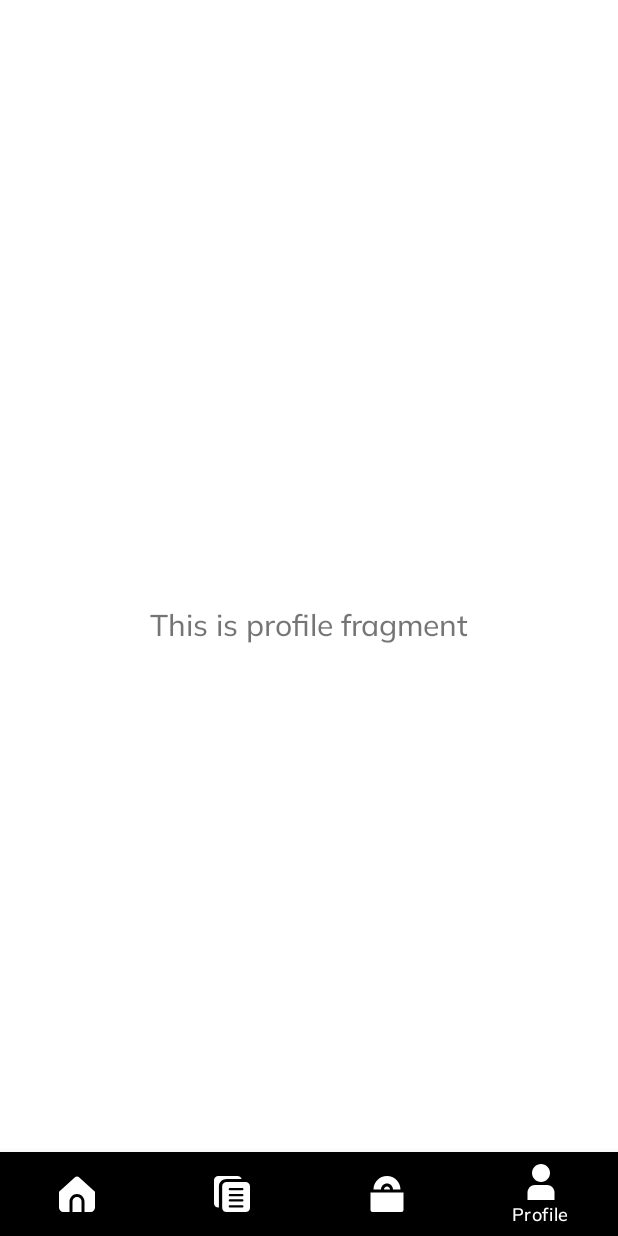
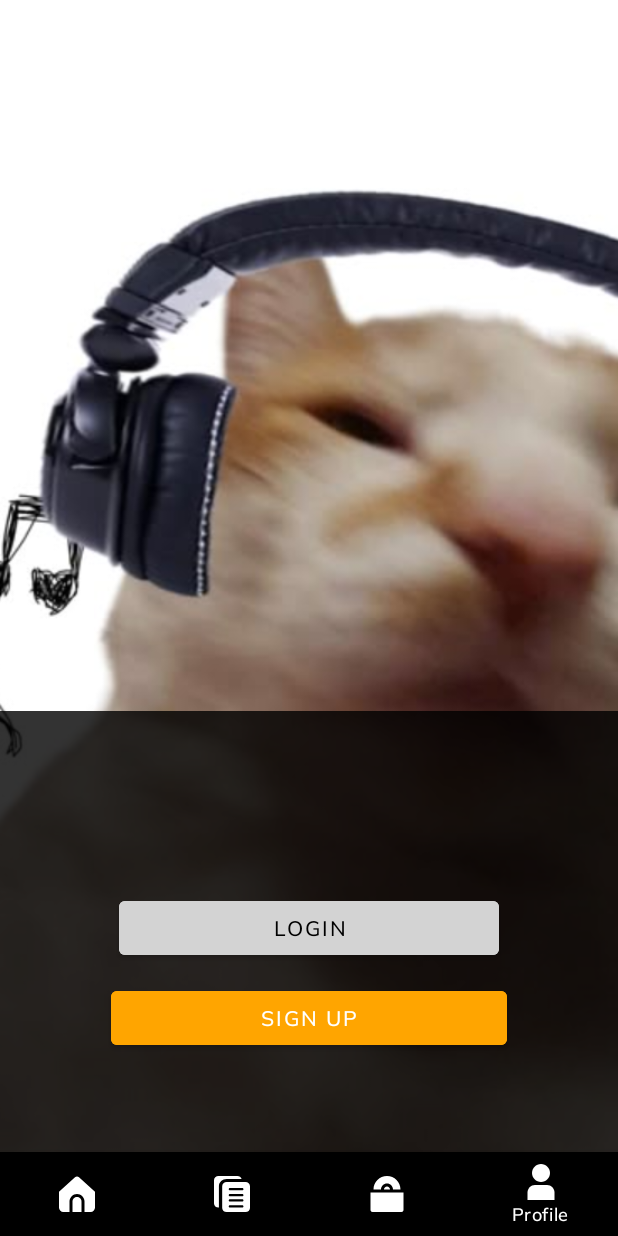
Before and after one commit to tran-hoang-nhan/Blog-Music-App, an Android app: the ProfileFragment screen opened through its navigation route, on a phone screen of 412 x 824 dp. Run offline under Robolectric (Android 15) with nearby library versions, the phone set to English and light mode, and no system bars; our stand-ins replace navigation-ui; pictures from the network do not load.

Commit message:
login register

```diff
--- a/app/build.gradle.kts
+++ b/app/build.gradle.kts
@@ -55,6 +55,7 @@ dependencies {
     implementation (libs.media3.exoplayer)
     implementation (libs.core)
     implementation(libs.volley)
+    implementation(libs.legacy.support.v4)
     annotationProcessor (libs.compiler)
     testImplementation(libs.junit)
     androidTestImplementation(libs.ext.junit)
--- a/app/src/main/java/com/example/blogmusic/api/ApiService.java
+++ b/app/src/main/java/com/example/blogmusic/api/ApiService.java
@@ -6,14 +6,19 @@ import com.example.blogmusic.ui.components.PostResponse;
 import com.example.blogmusic.ui.components.ReviewAlbum;
 import com.example.blogmusic.ui.components.ReviewAlbumDetail;
 import com.example.blogmusic.ui.components.SearchResponse;
+import com.example.blogmusic.ui.model.AuthResponse.LoginResponse;
+import com.example.blogmusic.ui.model.AuthResponse.RegisterResponse;
 
 import java.util.List;
 
 import retrofit2.Call;
+import retrofit2.http.Field;
 import retrofit2.http.GET;
 import retrofit2.http.POST;
 import retrofit2.http.Query;
 import retrofit2.http.Body;
+import retrofit2.http.FormUrlEncoded;
+
 
 public interface ApiService {
   // Gọi API CHO POST
@@ -42,4 +47,12 @@ public interface ApiService {
     Call<Void> increaseViews(@Query("type") String type, @Query("id") int id);
     @GET("search.php")
     Call<SearchResponse> search(@Query("keyword") String keyword);
+    @FormUrlEncoded
+    @POST("login.php")
+    Call<LoginResponse> login(@Field("email") String email, @Field("password") String password);
+
+    @FormUrlEncoded
+    @POST("register.php")
+    Call<RegisterResponse> register(@Field("name") String name, @Field("email") String email, @Field("password") String password);
+
 }
--- a/app/src/main/java/com/example/blogmusic/ui/profile/ProfileFragment.java
+++ b/app/src/main/java/com/example/blogmusic/ui/profile/ProfileFragment.java
@@ -1,36 +1,92 @@
 package com.example.blogmusic.ui.profile;
 
+import android.content.Context;
+import android.content.SharedPreferences;
 import android.os.Bundle;
 import android.view.LayoutInflater;
 import android.view.View;
 import android.view.ViewGroup;
+import android.widget.Button;
+import android.widget.ImageView;
 import android.widget.TextView;
+import android.widget.Toast;
 
 import androidx.annotation.NonNull;
+import androidx.annotation.Nullable;
 import androidx.fragment.app.Fragment;
-import androidx.lifecycle.ViewModelProvider;
+import androidx.navigation.NavController;
+import androidx.navigation.Navigation;
 
-import com.example.blogmusic.databinding.FragmentProfileBinding;
+import com.example.blogmusic.R;
 
 public class ProfileFragment extends Fragment {
-    private FragmentProfileBinding binding;
 
-    public View onCreateView(@NonNull LayoutInflater inflater,
-                             ViewGroup container, Bundle savedInstanceState) {
-        ProfileViewModel newsViewModel =
-                new ViewModelProvider(this).get(ProfileViewModel.class);
+    private Button btnLogin, btnSignup, btnLogout, btnEdit;
+    private TextView tvName, tvEmail;
+    private ImageView avatar;
 
-        binding = FragmentProfileBinding.inflate(inflater, container, false);
-        View root = binding.getRoot();
+    @Nullable
+    @Override
+    public View onCreateView(@NonNull LayoutInflater inflater, @Nullable ViewGroup container,
+                             @Nullable Bundle savedInstanceState) {
+        View view = inflater.inflate(R.layout.fragment_profile, container, false);
 
-        final TextView textView = binding.textProfile;
-        newsViewModel.getText().observe(getViewLifecycleOwner(), textView::setText);
-        return root;
-    }
+        SharedPreferences prefs = requireContext().getSharedPreferences("auth", Context.MODE_PRIVATE);
+        boolean isLoggedIn = prefs.getBoolean("isLoggedIn", false);
 
-    @Override
-    public void onDestroyView() {
-        super.onDestroyView();
-        binding = null;
+        // Ánh xạ View
+        btnLogin   = view.findViewById(R.id.btn_login);
+        btnSignup  = view.findViewById(R.id.btn_sign_up);
+        btnLogout  = view.findViewById(R.id.btn_logout);
+        btnEdit    = view.findViewById(R.id.btn_edit_profile);
+        tvName     = view.findViewById(R.id.tv_user_name);
+        tvEmail    = view.findViewById(R.id.tv_user_email);
+        avatar     = view.findViewById(R.id.profile_avatar);
+
+        NavController nav = Navigation.findNavController(requireActivity(), R.id.nav_host_fragment_activity_main);
+
+        if (isLoggedIn) {
+            // Hiện thông tin người dùng
+            String name  = prefs.getString("userName", "User");
+            String email = prefs.getString("userEmail", "");
+
+            tvName.setText(name);
+            tvEmail.setText(email);
+
+            btnLogin.setVisibility(View.GONE);
+            btnSignup.setVisibility(View.GONE);
+
+            avatar.setVisibility(View.VISIBLE);
+            tvName.setVisibility(View.VISIBLE);
+            tvEmail.setVisibility(View.VISIBLE);
+            btnLogout.setVisibility(View.VISIBLE);
+            btnEdit.setVisibility(View.VISIBLE);
+
+            btnLogout.setOnClickListener(v -> {
+                prefs.edit().clear().apply();
+                Toast.makeText(getContext(), "Đăng xuất thành công!", Toast.LENGTH_SHORT).show();
+                nav.navigate(R.id.action_profile_self); // refresh lại fragment
+            });
+
+            btnEdit.setOnClickListener(v -> {
+                Toast.makeText(getContext(), "Tính năng cập nhật hồ sơ đang được phát triển...", Toast.LENGTH_SHORT).show();
+            });
+
+        } else {
+            // Chưa đăng nhập
+            avatar.setVisibility(View.GONE);
+            tvName.setVisibility(View.GONE);
+            tvEmail.setVisibility(View.GONE);
+            btnLogout.setVisibility(View.GONE);
+            btnEdit.setVisibility(View.GONE);
+
+            btnLogin.setVisibility(View.VISIBLE);
+            btnSignup.setVisibility(View.VISIBLE);
+
+            btnLogin.setOnClickListener(v -> nav.navigate(R.id.action_profile_to_login));
+            btnSignup.setOnClickListener(v -> nav.navigate(R.id.action_profile_to_register));
+        }
+
+        return view;
     }
 }
--- a/app/src/main/res/layout/activity_main.xml
+++ b/app/src/main/res/layout/activity_main.xml
@@ -53,5 +53,6 @@
             android:background="@android:color/transparent"
             app:searchIcon="@drawable/ic_search"
             app:closeIcon="@drawable/ic_close" />
+
     </LinearLayout>
 </androidx.constraintlayout.widget.ConstraintLayout>
--- a/app/src/main/res/layout/fragment_profile.xml
+++ b/app/src/main/res/layout/fragment_profile.xml
@@ -1,23 +1,108 @@
 <?xml version="1.0" encoding="utf-8"?>
-<androidx.constraintlayout.widget.ConstraintLayout
-    xmlns:android="http://schemas.android.com/apk/res/android"
-    xmlns:app="http://schemas.android.com/apk/res-auto"
+<RelativeLayout xmlns:android="http://schemas.android.com/apk/res/android"
     xmlns:tools="http://schemas.android.com/tools"
+    android:id="@+id/root_layout"
     android:layout_width="match_parent"
     android:layout_height="match_parent"
-    tools:context=".ui.news.NewsFragment">
+    tools:context=".MainActivity">
 
-    <TextView
-        android:id="@+id/text_Profile"
+    <!-- Ảnh nền -->
+    <ImageView
+        android:id="@+id/background_image"
         android:layout_width="match_parent"
-        android:layout_height="wrap_content"
-        android:layout_marginStart="8dp"
-        android:layout_marginTop="8dp"
-        android:layout_marginEnd="8dp"
-        android:textAlignment="center"
-        android:textSize="20sp"
-        app:layout_constraintBottom_toBottomOf="parent"
-        app:layout_constraintEnd_toEndOf="parent"
-        app:layout_constraintStart_toStartOf="parent"
-        app:layout_constraintTop_toTopOf="parent" />
-</androidx.constraintlayout.widget.ConstraintLayout>
+        android:layout_height="match_parent"
+        android:scaleType="centerCrop"
+        android:src="@drawable/ic_background_profile"
+        android:adjustViewBounds="true" />
+
+    <!-- Container phần thông tin profile -->
+    <LinearLayout
+        android:id="@+id/profile_container"
+        android:layout_width="match_parent"
+        android:layout_height="match_parent"
+        android:orientation="vertical"
+        android:padding="24dp"
+        android:gravity="center"
+        android:visibility="gone">
+
+        <!-- Avatar -->
+        <ImageView
+            android:id="@+id/profile_avatar"
+            android:layout_width="120dp"
+            android:layout_height="120dp"
+            android:src="@drawable/ic_background_profile"
+            android:scaleType="centerCrop"
+            android:layout_marginBottom="16dp"
+            android:background="@drawable/ic_profile_white" />
+
+        <!-- Tên người dùng -->
+        <TextView
+            android:id="@+id/tv_user_name"
+            android:layout_width="wrap_content"
+            android:layout_height="wrap_content"
+            android:text="Tên người dùng"
+            android:textColor="#FFFFFF"
+            android:textSize="22sp"
+            android:textStyle="bold"
+            android:layout_marginBottom="4dp" />
+
+        <!-- Email -->
+        <TextView
+            android:id="@+id/tv_user_email"
+            android:layout_width="wrap_content"
+            android:layout_height="wrap_content"
+            android:text="email@example.com"
+            android:textColor="#CCCCCC"
+            android:textSize="16sp"
+            android:layout_marginBottom="20dp" />
+
+        <!-- Nút Edit Profile -->
+        <Button
+            android:id="@+id/btn_edit_profile"
+            android:layout_width="wrap_content"
+            android:layout_height="wrap_content"
+            android:text="Edit Profile"
+            android:backgroundTint="#FFA726"
+            android:textColor="#FFFFFF"
+            android:layout_marginBottom="12dp" />
+
+        <!-- Nút Log Out -->
+        <Button
+            android:id="@+id/btn_logout"
+            android:layout_width="wrap_content"
+            android:layout_height="wrap_content"
+            android:text="Log Out"
+            android:backgroundTint="#5D4037"
+            android:textColor="#FFFFFF" />
+    </LinearLayout>
+
+    <!-- Container phần chưa đăng nhập -->
+    <LinearLayout
+        android:id="@+id/bottom_container"
+        android:layout_width="match_parent"
+        android:layout_height="350dp"
+        android:layout_alignParentBottom="true"
+        android:background="#CC000000"
+        android:orientation="vertical"
+        android:padding="24dp"
+        android:gravity="center">
+
+        <Button
+            android:id="@+id/btn_login"
+            android:layout_width="253dp"
+            android:layout_height="wrap_content"
+            android:layout_marginBottom="12dp"
+            android:backgroundTint="#D3D3D3"
+            android:text="Login"
+            android:textColor="#000000" />
+
+        <Button
+            android:id="@+id/btn_sign_up"
+            android:layout_width="264dp"
+            android:layout_height="wrap_content"
+            android:backgroundTint="#FFA500"
+            android:text="Sign Up"
+            android:textColor="#FFFFFF" />
+    </LinearLayout>
+
+</RelativeLayout>
--- a/app/src/main/res/navigation/mobile_navigation.xml
+++ b/app/src/main/res/navigation/mobile_navigation.xml
@@ -21,7 +21,23 @@
         android:id="@+id/navigation_profile"
         android:name="com.example.blogmusic.ui.profile.ProfileFragment"
         android:label="Profile"
-            tools:layout="@layout/fragment_profile" />
+        tools:layout="@layout/fragment_profile">
+
+        <action
+            android:id="@+id/action_profile_to_login"
+            app:destination="@id/loginFragment" />
+
+        <action
+            android:id="@+id/action_profile_to_register"
+            app:destination="@id/registerFragment" />
+
+
+        <action
+            android:id="@+id/action_profile_self"
+            app:destination="@id/navigation_profile"
+            app:popUpTo="@id/navigation_profile"
+            app:popUpToInclusive="true" />
+    </fragment>
 
     <fragment
         android:id="@+id/navigation_review"
@@ -55,4 +71,16 @@
         android:label="Search"
         tools:layout="@layout/fragment_search" />
 
+    <fragment
+        android:id="@+id/loginFragment"
+        android:name="com.example.blogmusic.ui.auth.LoginFragment"
+        android:label="Đăng nhập"
+        tools:layout="@layout/fragment_login" />
+
+    <fragment
+        android:id="@+id/registerFragment"
+        android:name="com.example.blogmusic.ui.auth.RegisterFragment"
+        android:label="Đăng ký"
+        tools:layout="@layout/fragment_register" />
+
 </navigation>
--- a/gradle/libs.versions.toml
+++ b/gradle/libs.versions.toml
@@ -18,6 +18,7 @@ navigationUi = "2.9.0"
 retrofit = "2.9.0"
 media3Common = "1.7.1"
 volley = "1.2.1"
+legacySupportV4 = "1.0.0"
 
 [libraries]
 compiler = { module = "com.github.bumptech.glide:compiler", version.ref = "glide" }
@@ -41,6 +42,7 @@ navigation-ui = { group = "androidx.navigation", name = "navigation-ui", version
 retrofit = { module = "com.squareup.retrofit2:retrofit", version.ref = "retrofit" }
 media3-common = { group = "androidx.media3", name = "media3-common", version.ref = "media3Common" }
 volley = { group = "com.android.volley", name = "volley", version.ref = "volley" }
+legacy-support-v4 = { group = "androidx.legacy", name = "legacy-support-v4", version.ref = "legacySupportV4" }
 
 [plugins]
 android-application = { id = "com.android.application", version.ref = "agp" }
```
Also changed, not shown: app/src/main/java/com/example/blogmusic/ui/auth/LoginFragment.java (added, +69 -0 lines), app/src/main/java/com/example/blogmusic/ui/auth/LoginViewModel.java (added, +16 -0 lines), app/src/main/java/com/example/blogmusic/ui/auth/RegisterFragment.java (added, +59 -0 lines), app/src/main/java/com/example/blogmusic/ui/auth/RegisterViewModel.java (added, +15 -0 lines), app/src/main/java/com/example/blogmusic/ui/components/Auth.java (added, +60 -0 lines), app/src/main/java/com/example/blogmusic/ui/model/AuthResponse.java (added, +26 -0 lines), app/src/main/res/layout/fragment_login.xml (added, +45 -0 lines), app/src/main/res/layout/fragment_register.xml (added, +70 -0 lines), app/src/main/res/drawable/ic_background_profile.jpg (added). Lines whose indentation alone changed are shown as unchanged.
